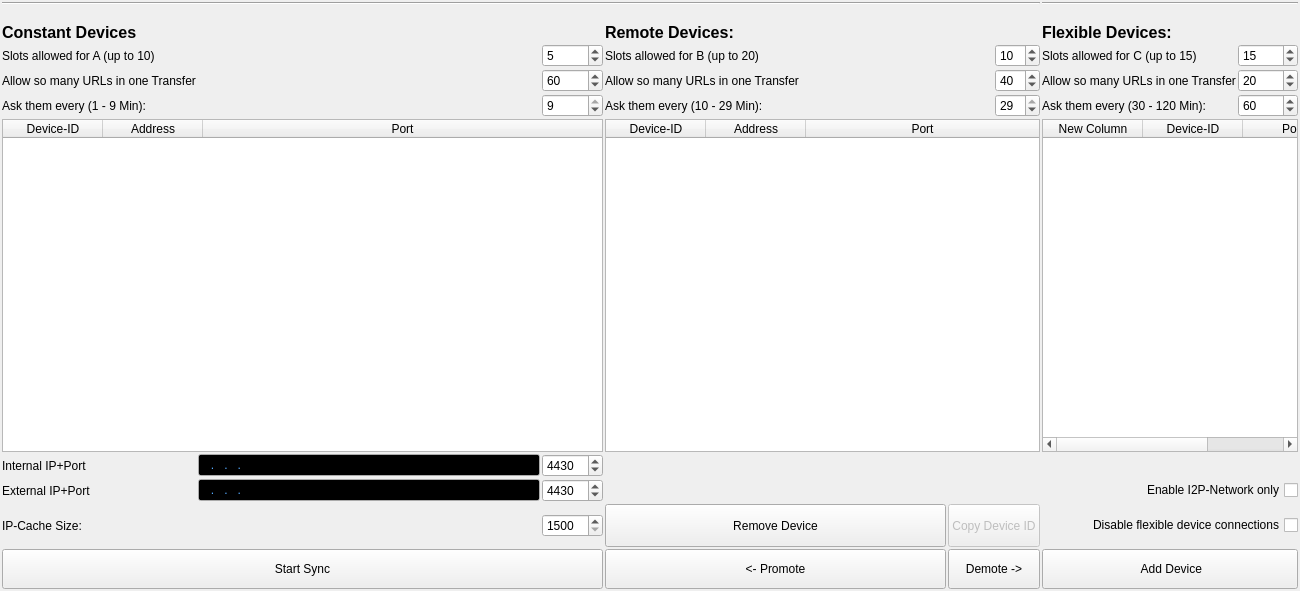
The window that ui/connection-display.ui (berndhs/arado) describes before a commit, drawn with Qt 5.
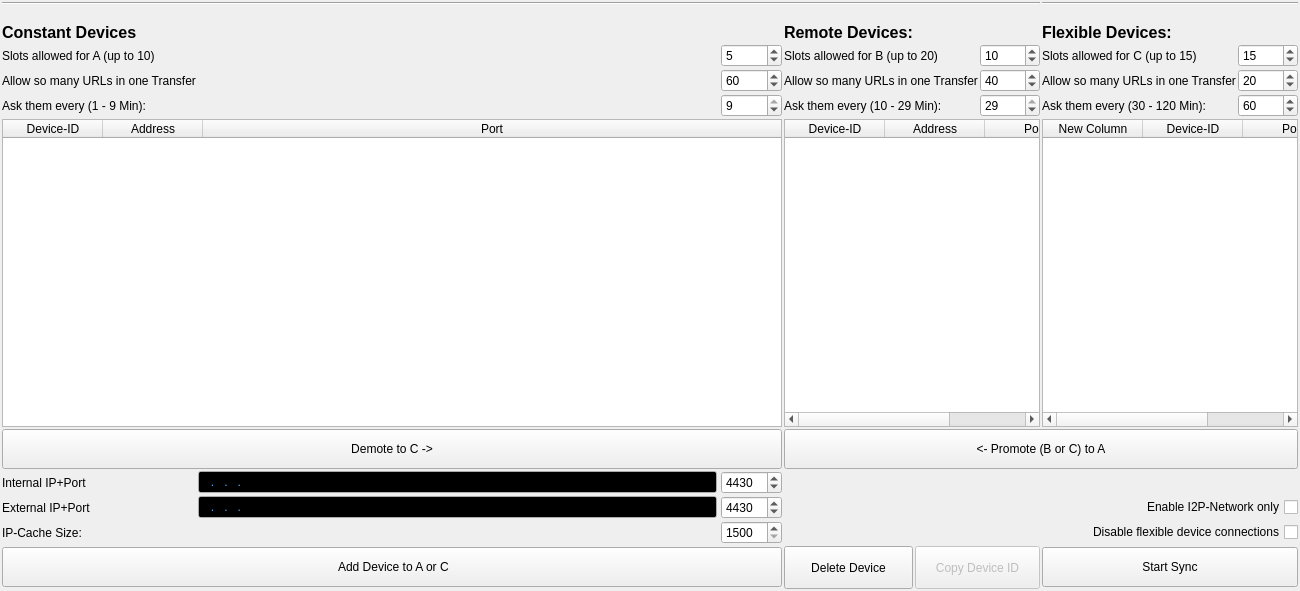
The same window after the commit. Icons and pictures are not drawn.

Commit message: buttons arranged. B and C can be promoted to A. A is always demoted to C (as long an A transfer is not defining it in B again as friend of friend).

```diff
--- a/ui/connection-display.ui
+++ b/ui/connection-display.ui
@@ -14,14 +14,14 @@
    <string>Form</string>
   </property>
   <layout class="QGridLayout" name="gridLayout">
-   <item row="0" column="0" colspan="6">
+   <item row="0" column="0" colspan="7">
     <widget class="Line" name="line">
      <property name="orientation">
       <enum>Qt::Horizontal</enum>
      </property>
     </widget>
    </item>
-   <item row="0" column="6" colspan="3">
+   <item row="0" column="7" colspan="3">
     <widget class="Line" name="line_2">
      <property name="orientation">
       <enum>Qt::Horizontal</enum>
@@ -50,7 +50,7 @@
      </property>
     </widget>
    </item>
-   <item row="1" column="3">
+   <item row="1" column="4">
     <widget class="QLabel" name="icon_B">
      <property name="maximumSize">
       <size>
@@ -66,7 +66,7 @@
      </property>
     </widget>
    </item>
-   <item row="1" column="6">
+   <item row="1" column="7">
     <widget class="QLabel" name="icon_C">
      <property name="maximumSize">
       <size>
@@ -99,7 +99,7 @@
      </property>
     </widget>
    </item>
-   <item row="2" column="3">
+   <item row="2" column="4">
     <widget class="QLabel" name="label_B">
      <property name="font">
       <font>
@@ -113,7 +113,7 @@
      </property>
     </widget>
    </item>
-   <item row="2" column="6" colspan="2">
+   <item row="2" column="7" colspan="2">
     <widget class="QLabel" name="label_C">
      <property name="font">
       <font>
@@ -134,7 +134,7 @@
      </property>
     </widget>
    </item>
-   <item row="3" column="2">
+   <item row="3" column="3">
     <widget class="QSpinBox" name="urlamount_A">
      <property name="minimum">
       <number>1</number>
@@ -147,14 +147,14 @@
      </property>
     </widget>
    </item>
-   <item row="3" column="3" colspan="2">
+   <item row="3" column="4" colspan="2">
     <widget class="QLabel" name="label_Slots_B">
      <property name="text">
       <string>Slots allowed for B (up to 20)</string>
      </property>
     </widget>
    </item>
-   <item row="3" column="5">
+   <item row="3" column="6">
     <widget class="QSpinBox" name="slots_B">
      <property name="minimum">
       <number>1</number>
@@ -167,14 +167,14 @@
      </property>
     </widget>
    </item>
-   <item row="3" column="6" colspan="2">
+   <item row="3" column="7" colspan="2">
     <widget class="QLabel" name="label_Slots_C">
      <property name="text">
       <string>Slots allowed for C (up to 15)</string>
      </property>
     </widget>
    </item>
-   <item row="3" column="8">
+   <item row="3" column="9">
     <widget class="QSpinBox" name="slots_C">
      <property name="maximum">
       <number>20</number>
@@ -191,7 +191,7 @@
      </property>
     </widget>
    </item>
-   <item row="4" column="2">
+   <item row="4" column="3">
     <widget class="QSpinBox" name="slots_A">
      <property name="minimum">
       <number>10</number>
@@ -204,14 +204,14 @@
      </property>
     </widget>
    </item>
-   <item row="4" column="3" colspan="2">
+   <item row="4" column="4" colspan="2">
     <widget class="QLabel" name="label_URL_B">
      <property name="text">
       <string>Allow so many URLs in one Transfer</string>
      </property>
     </widget>
    </item>
-   <item row="4" column="5">
+   <item row="4" column="6">
     <widget class="QSpinBox" name="urlamount_B">
      <property name="minimum">
       <number>10</number>
@@ -224,14 +224,14 @@
      </property>
     </widget>
    </item>
-   <item row="4" column="6" colspan="2">
+   <item row="4" column="7" colspan="2">
     <widget class="QLabel" name="label_URL_C">
      <property name="text">
       <string>Allow so many URLs in one Transfer</string>
      </property>
     </widget>
    </item>
-   <item row="4" column="8">
+   <item row="4" column="9">
     <widget class="QSpinBox" name="urlamount_C">
      <property name="minimum">
       <number>10</number>
@@ -251,7 +251,7 @@
      </property>
     </widget>
    </item>
-   <item row="5" column="2">
+   <item row="5" column="3">
     <widget class="QSpinBox" name="ipask_A">
      <property name="toolTip">
       <string>IP-connections of your devices are dropped for sync-balancing reasons each X minutes (10-30).</string>
@@ -270,14 +270,14 @@
      </property>
     </widget>
    </item>
-   <item row="5" column="3" colspan="2">
+   <item row="5" column="4" colspan="2">
     <widget class="QLabel" name="labelipask_B">
      <property name="text">
       <string>Ask them every (10 - 29 Min):</string>
      </property>
     </widget>
    </item>
-   <item row="5" column="5">
+   <item row="5" column="6">
     <widget class="QSpinBox" name="ipask_B">
      <property name="toolTip">
       <string>IP-connections of your devices are dropped for sync-balancing reasons each X minutes (10-30).</string>
@@ -296,14 +296,14 @@
      </property>
     </widget>
    </item>
-   <item row="5" column="6" colspan="2">
+   <item row="5" column="7" colspan="2">
     <widget class="QLabel" name="labelipask_C">
      <property name="text">
       <string>Ask them every (30 - 120 Min):</string>
      </property>
     </widget>
    </item>
-   <item row="5" column="8">
+   <item row="5" column="9">
     <widget class="QSpinBox" name="ipask_C">
      <property name="toolTip">
       <string>IP-connections of your devices are dropped for sync-balancing reasons each X minutes (10-30).</string>
@@ -322,7 +322,7 @@
      </property>
     </widget>
    </item>
-   <item row="6" column="0" colspan="3">
+   <item row="6" column="0" colspan="4">
     <widget class="QTableWidget" name="tableWidget_A">
      <property name="showGrid">
       <bool>false</bool>
@@ -350,7 +350,7 @@
      </column>
     </widget>
    </item>
-   <item row="6" column="3" colspan="3">
+   <item row="6" column="4" colspan="3">
     <widget class="QTableWidget" name="tableWidget_B">
      <property name="showGrid">
       <bool>false</bool>
@@ -378,7 +378,7 @@
      </column>
     </widget>
    </item>
-   <item row="6" column="6" colspan="3">
+   <item row="6" column="7" colspan="3">
     <widget class="QTableWidget" name="tableWidget_C">
      <property name="showGrid">
       <bool>false</bool>
@@ -409,14 +409,14 @@
      </column>
     </widget>
    </item>
-   <item row="7" column="0">
+   <item row="8" column="0">
     <widget class="QLabel" name="labelmyport_2">
      <property name="text">
       <string>Internal IP+Port</string>
      </property>
     </widget>
    </item>
-   <item row="7" column="1">
+   <item row="8" column="1">
     <widget class="QLineEdit" name="addipinternal">
      <property name="palette">
       <palette>
@@ -498,7 +498,7 @@
      </property>
     </widget>
    </item>
-   <item row="7" column="2">
+   <item row="8" column="3">
     <widget class="QSpinBox" name="myportinternal">
      <property name="toolTip">
       <string>You need to forward this port in your NAT/router, if you want to connect.</string>
@@ -511,14 +511,14 @@
      </property>
     </widget>
    </item>
-   <item row="8" column="0">
+   <item row="9" column="0">
     <widget class="QLabel" name="labelmyport_3">
      <property name="text">
       <string>External IP+Port</string>
      </property>
     </widget>
    </item>
-   <item row="8" column="1">
+   <item row="9" column="1">
     <widget class="QLineEdit" name="addipexternal">
      <property name="palette">
       <palette>
@@ -600,7 +600,7 @@
      </property>
     </widget>
    </item>
-   <item row="8" column="2">
+   <item row="9" column="3">
     <widget class="QSpinBox" name="myportexternal">
      <property name="toolTip">
       <string>You need to forward this port in your NAT/router, if you want to connect.</string>
@@ -613,7 +613,7 @@
      </property>
     </widget>
    </item>
-   <item row="8" column="7" colspan="2">
+   <item row="9" column="8" colspan="2">
     <widget class="QCheckBox" name="checkBox_I2P">
      <property name="layoutDirection">
       <enum>Qt::RightToLeft</enum>
@@ -623,7 +623,7 @@
      </property>
     </widget>
    </item>
-   <item row="9" column="0">
+   <item row="10" column="0">
     <widget class="QLabel" name="labelipcachesize_3">
      <property name="layoutDirection">
       <enum>Qt::LeftToRight</enum>
@@ -633,7 +633,7 @@
      </property>
     </widget>
    </item>
-   <item row="9" column="2">
+   <item row="10" column="3">
     <widget class="QSpinBox" name="ipcachesize">
      <property name="toolTip">
       <string>Amount of IP-adresses in your IP-cache (1500-5000). Rise up, if all IP-adresses are outdated or offline and connections fail after a start.  Then each minute a request is sent to the boot-IP-connections, to fill the cache for 100%.</string>
@@ -649,62 +649,7 @@
      </property>
     </widget>
    </item>
-   <item row="9" column="3">
-    <widget class="QPushButton" name="pushButton_remove">
-     <property name="minimumSize">
-      <size>
-       <width>0</width>
-       <height>43</height>
-      </size>
-     </property>
-     <property name="toolTip">
-      <string>Removes a trusted IP from the list.</string>
-     </property>
-     <property name="text">
-      <string>Remove Device</string>
-     </property>
-     <property name="icon">
-      <iconset resource="../arado.qrc">
-       <normaloff>:/images/cancel.png</normaloff>:/images/cancel.png</iconset>
-     </property>
-     <property name="iconSize">
-      <size>
-       <width>32</width>
-       <height>32</height>
-      </size>
-     </property>
-    </widget>
-   </item>
-   <item row="9" column="4" colspan="2">
-    <widget class="QPushButton" name="pushButton_copyid">
-     <property name="enabled">
-      <bool>false</bool>
-     </property>
-     <property name="minimumSize">
-      <size>
-       <width>0</width>
-       <height>43</height>
-      </size>
-     </property>
-     <property name="toolTip">
-      <string>Copy your Device-ID to the clipboard</string>
-     </property>
-     <property name="text">
-      <string>Copy Device ID</string>
-     </property>
-     <property name="icon">
-      <iconset resource="../arado.qrc">
-       <normaloff>:/images/copy.png</normaloff>:/images/copy.png</iconset>
-     </property>
-     <property name="iconSize">
-      <size>
-       <width>32</width>
-       <height>32</height>
-      </size>
-     </property>
-    </widget>
-   </item>
-   <item row="9" column="7" colspan="2">
+   <item row="10" column="8" colspan="2">
     <widget class="QCheckBox" name="checkboxdisable_C">
      <property name="layoutDirection">
       <enum>Qt::RightToLeft</enum>
@@ -714,7 +659,7 @@
      </property>
     </widget>
    </item>
-   <item row="10" column="0" colspan="3">
+   <item row="12" column="7" colspan="3">
     <widget class="QPushButton" name="buttonStartSync">
      <property name="sizePolicy">
       <sizepolicy hsizetype="Expanding" vsizetype="Fixed">
@@ -746,54 +691,7 @@
      </property>
     </widget>
    </item>
-   <item row="10" column="3">
-    <widget class="QPushButton" name="buttonPromote">
-     <property name="sizePolicy">
-      <sizepolicy hsizetype="Expanding" vsizetype="Fixed">
-       <horstretch>0</horstretch>
-       <verstretch>0</verstretch>
-      </sizepolicy>
-     </property>
-     <property name="minimumSize">
-      <size>
-       <width>0</width>
-       <height>40</height>
-      </size>
-     </property>
-     <property name="toolTip">
-      <string>Adds an IP from recommended or episodic list to trusted list.</string>
-     </property>
-     <property name="text">
-      <string>&lt;- Promote</string>
-     </property>
-     <property name="iconSize">
-      <size>
-       <width>32</width>
-       <height>32</height>
-      </size>
-     </property>
-    </widget>
-   </item>
-   <item row="10" column="4" colspan="2">
-    <widget class="QPushButton" name="pushButton">
-     <property name="sizePolicy">
-      <sizepolicy hsizetype="Expanding" vsizetype="Fixed">
-       <horstretch>0</horstretch>
-       <verstretch>0</verstretch>
-      </sizepolicy>
-     </property>
-     <property name="minimumSize">
-      <size>
-       <width>0</width>
-       <height>40</height>
-      </size>
-     </property>
-     <property name="text">
-      <string>Demote -&gt;</string>
-     </property>
-    </widget>
-   </item>
-   <item row="10" column="6" colspan="3">
+   <item row="12" column="0" colspan="4">
     <widget class="QPushButton" name="buttonAddDevice">
      <property name="sizePolicy">
       <sizepolicy hsizetype="Expanding" vsizetype="Fixed">
@@ -817,7 +715,7 @@
       <string>Boot with an IP+Port, if the IP-cache is empty or outdated.</string>
      </property>
      <property name="text">
-      <string> Add Device</string>
+      <string> Add Device to A or C</string>
      </property>
      <property name="icon">
       <iconset resource="../arado.qrc">
@@ -831,6 +729,108 @@
      </property>
     </widget>
    </item>
+   <item row="12" column="5" colspan="2">
+    <widget class="QPushButton" name="pushButton_copyid">
+     <property name="enabled">
+      <bool>false</bool>
+     </property>
+     <property name="minimumSize">
+      <size>
+       <width>0</width>
+       <height>43</height>
+      </size>
+     </property>
+     <property name="toolTip">
+      <string>Copy your Device-ID to the clipboard</string>
+     </property>
+     <property name="text">
+      <string>Copy Device ID</string>
+     </property>
+     <property name="icon">
+      <iconset resource="../arado.qrc">
+       <normaloff>:/images/copy.png</normaloff>:/images/copy.png</iconset>
+     </property>
+     <property name="iconSize">
+      <size>
+       <width>32</width>
+       <height>32</height>
+      </size>
+     </property>
+    </widget>
+   </item>
+   <item row="12" column="4">
+    <widget class="QPushButton" name="pushButton_remove">
+     <property name="minimumSize">
+      <size>
+       <width>0</width>
+       <height>43</height>
+      </size>
+     </property>
+     <property name="toolTip">
+      <string>Removes a trusted IP from the list.</string>
+     </property>
+     <property name="text">
+      <string>Delete Device</string>
+     </property>
+     <property name="icon">
+      <iconset resource="../arado.qrc">
+       <normaloff>:/images/cancel.png</normaloff>:/images/cancel.png</iconset>
+     </property>
+     <property name="iconSize">
+      <size>
+       <width>32</width>
+       <height>32</height>
+      </size>
+     </property>
+    </widget>
+   </item>
+   <item row="7" column="0" colspan="4">
+    <widget class="QPushButton" name="pushButton">
+     <property name="sizePolicy">
+      <sizepolicy hsizetype="Expanding" vsizetype="Fixed">
+       <horstretch>0</horstretch>
+       <verstretch>0</verstretch>
+      </sizepolicy>
+     </property>
+     <property name="minimumSize">
+      <size>
+       <width>0</width>
+       <height>40</height>
+      </size>
+     </property>
+     <property name="text">
+      <string>Demote to C -&gt;</string>
+     </property>
+    </widget>
+   </item>
+   <item row="7" column="4" colspan="6">
+    <widget class="QPushButton" name="buttonPromote">
+     <property name="sizePolicy">
+      <sizepolicy hsizetype="Expanding" vsizetype="Fixed">
+       <horstretch>0</horstretch>
+       <verstretch>0</verstretch>
+      </sizepolicy>
+     </property>
+     <property name="minimumSize">
+      <size>
+       <width>0</width>
+       <height>40</height>
+      </size>
+     </property>
+     <property name="toolTip">
+      <string>Adds an IP from recommended or episodic list to trusted list.</string>
+     </property>
+     <property name="text">
+      <string>&lt;- Promote (B or C) to A</string>
+     </property>
+     <property name="iconSize">
+      <size>
+       <width>32</width>
+       <height>32</height>
+      </size>
+     </property>
+    </widget>
+   </item>
   </layout>
   <action name="actionAddServer">
    <property name="icon">
```
